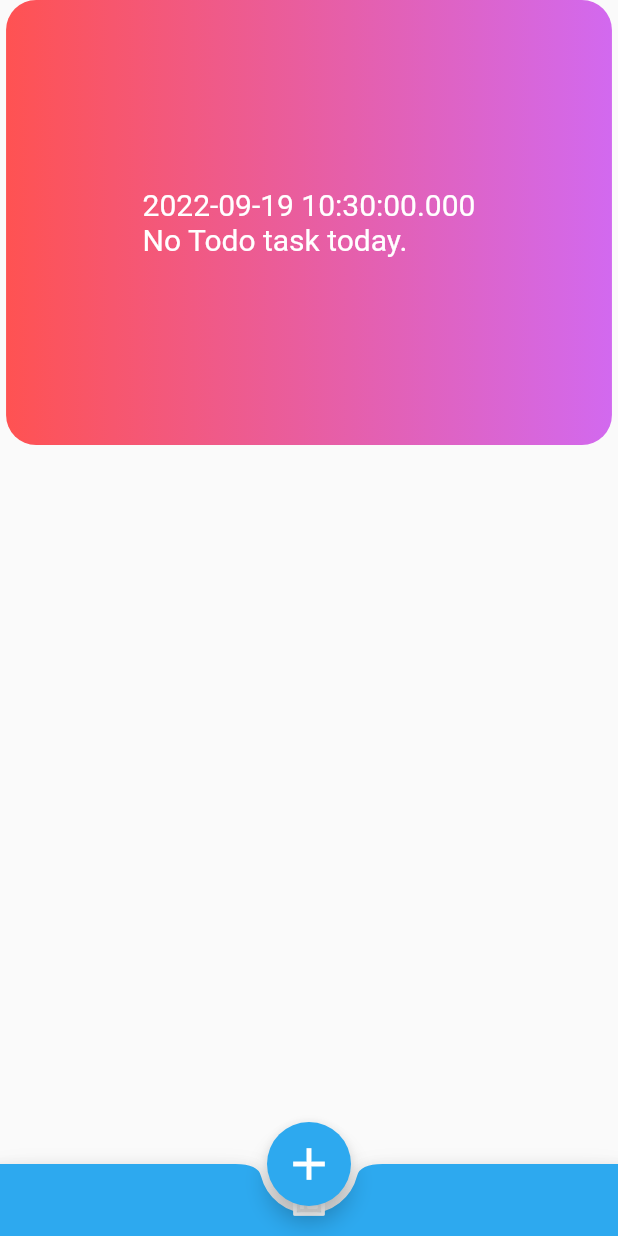
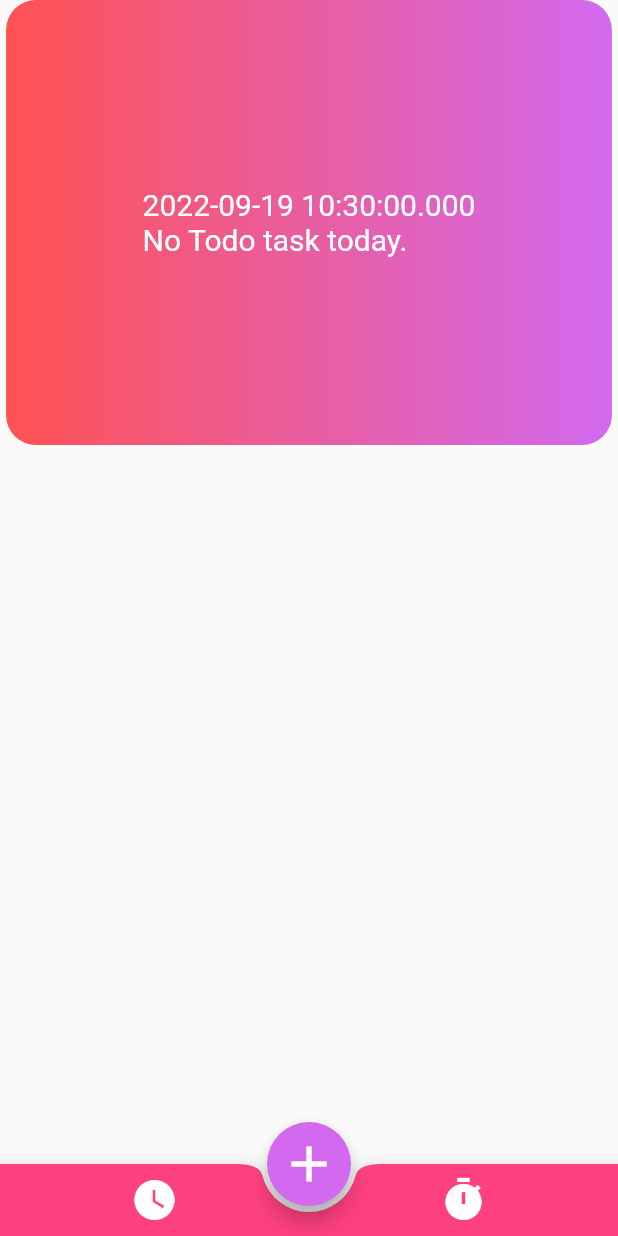
Before and after one commit to thetechgirlgita/ToDoList, a Flutter app: the screen it shows after launch, on a phone screen of 412 x 824 dp. Run offline on Flutter 3.47's test engine with Material 2 defaults, Android fonts, the phone set to English and light mode, and no system bars.

Commit message:
Adding icons on bar

```diff
--- a/lib/main.dart
+++ b/lib/main.dart
@@ -83,32 +83,42 @@ class _todoState extends State<todo> {
     ),
       bottomNavigationBar: BottomAppBar(
 
-          color: const Color(0xff2da9ef),
+          color: Colors.pinkAccent,
           shape: const CircularNotchedRectangle(),
-          notchMargin: 5,
+          notchMargin: 4,
           child: Row(
             mainAxisSize: MainAxisSize.max,
             mainAxisAlignment: MainAxisAlignment.spaceAround,
             children: [
+
               IconButton(
                 onPressed: () {},
                 icon: const Icon(
-                  Icons.list_alt_rounded,
+                  Icons.watch_later,
                   color: Colors.white,
-                  size: 28,
+                  size: 32,
+                ),
+              ),
+              IconButton(
+                onPressed: () {},
+                icon: const Icon(
+                  Icons.timer,
+                  color: Colors.white,
+                  size: 32,
                 ),
               ),
             ],
           ),
         ),
         floatingActionButton: FloatingActionButton(
+
           onPressed: () {
           },
-          backgroundColor: const Color(0xff2da9ef),
+          backgroundColor:  Purple,
           foregroundColor: const Color(0xffffffff),
           child: const Icon(
             Icons.add,
-            size: 36,
+            size: 40,
           ),
         ),
         floatingActionButtonLocation: FloatingActionButtonLocation.centerDocked,
```
